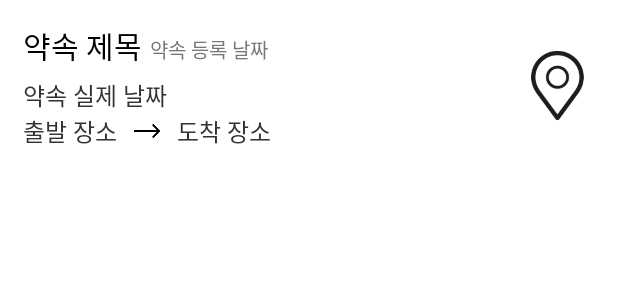
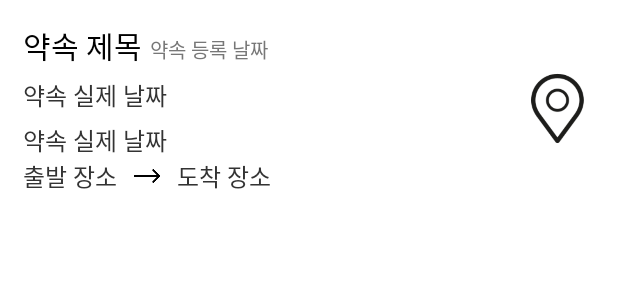
Before and after one commit to ljsil1204/keepTheTime, an Android app: the layout appointment_list_item.xml on its own in the app's theme, with its tools: preview values and no code run, on a phone screen of 412 x 824 dp. Shown: the top 300 px of the screen. Run offline under Robolectric (Android 15) with nearby library versions, the phone set to English and light mode, and no system bars; network calls fail.

Commit message:
#15 약속시간 / 약속 날짜 데이터 가공

```diff
--- a/app/src/main/res/layout/appointment_list_item.xml
+++ b/app/src/main/res/layout/appointment_list_item.xml
@@ -36,7 +36,16 @@
         </LinearLayout>
 
         <TextView
-            android:id="@+id/txtDateTime"
+            android:id="@+id/txtDate"
+            android:layout_width="wrap_content"
+            android:layout_height="wrap_content"
+            android:layout_marginTop="6dp"
+            android:textSize="16sp"
+            android:textColor="@color/gray_300"
+            android:text="약속 실제 날짜"/>
+
+        <TextView
+            android:id="@+id/txtHour"
             android:layout_width="wrap_content"
             android:layout_height="wrap_content"
             android:layout_marginTop="6dp"
```
Also changed, not shown: app/src/main/java/com/leejinsil/keepthetime/adapters/AppointmentRecyclerViewAdapter.kt (+6 -6 lines).
